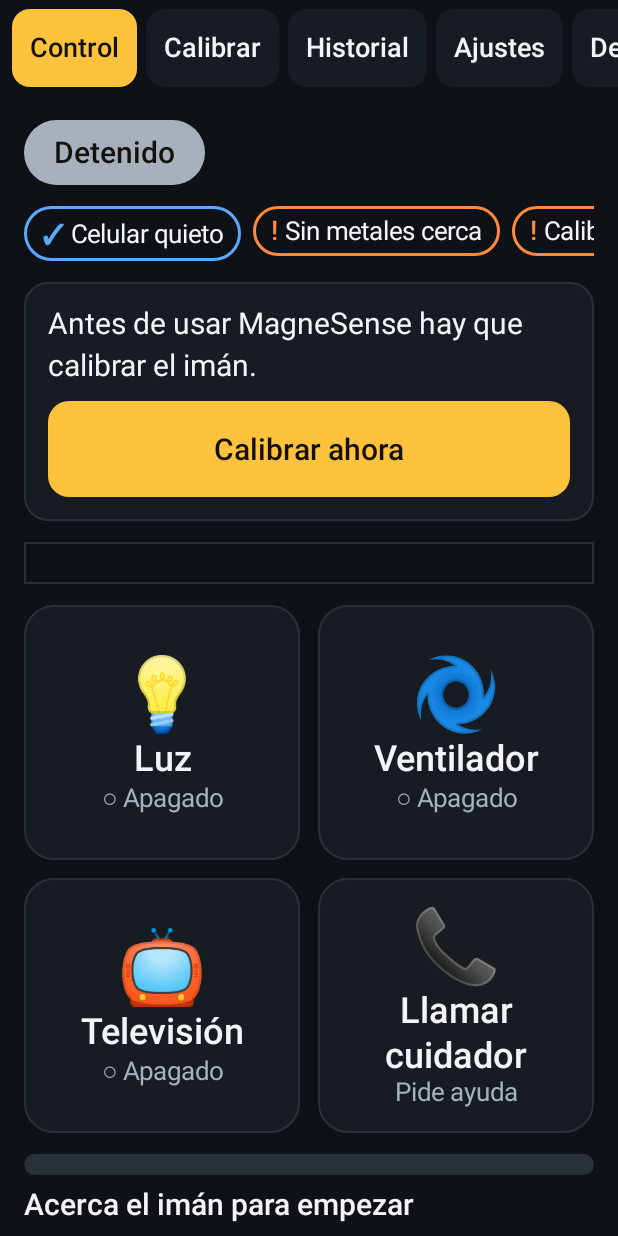
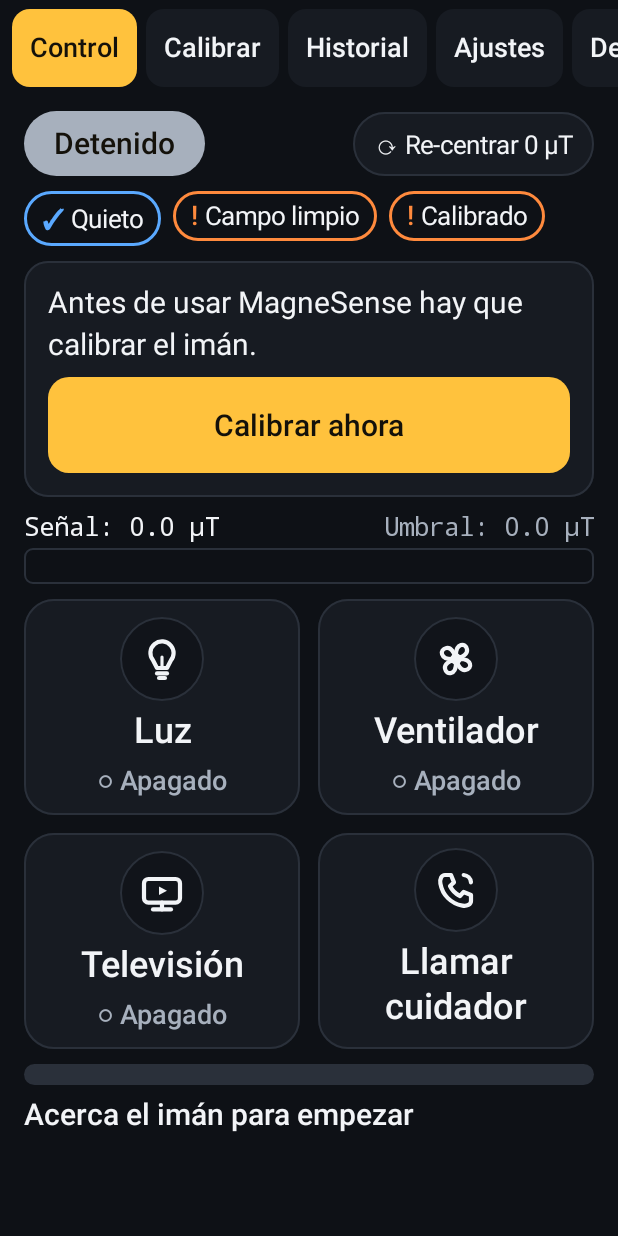
Before and after one commit to platanus-hack/platanus-hack-26-cl-team-26, an Android app built with Jetpack Compose: the screen it shows after launch (MainActivity), on a phone screen of 412 x 824 dp. Run offline under Robolectric (Android 15) with nearby library versions, the phone set to English and light mode, and no system bars; 4 statements that could not run were skipped.

Commit message:
changed the logos of the app for actual logos

```diff
--- a/android/app/src/main/java/cl/magnesense/actions/Device.kt
+++ b/android/app/src/main/java/cl/magnesense/actions/Device.kt
@@ -28,13 +28,13 @@ data class Device(
 
     companion object {
         val DEFAULTS = listOf(
-            Device("luz", "Luz", "💡"),
-            Device("ventilador", "Ventilador", "🌀"),
-            Device("tv", "Televisión", "📺"),
-            Device("cuidador", "Llamar cuidador", "📞", DeviceKind.CAREGIVER),
+            Device("luz", "Luz", "bulb"),
+            Device("ventilador", "Ventilador", "fan"),
+            Device("tv", "Televisión", "tv"),
+            Device("cuidador", "Llamar cuidador", "phone", DeviceKind.CAREGIVER),
         )
 
-        /** Iconos para elegir en ajustes. */
-        val ICONS = listOf("💡", "🌀", "📺", "📞", "🔌", "🛏️", "🎵", "🚪", "🔔", "❄️", "🔥", "📻")
+        /** Claves de iconos vectoriales para elegir en ajustes. */
+        val ICONS = listOf("bulb", "fan", "tv", "phone", "plug", "bed", "music", "door", "bell", "ac", "heater", "radio")
     }
 }
--- a/android/app/src/main/java/cl/magnesense/ui/components/Components.kt
+++ b/android/app/src/main/java/cl/magnesense/ui/components/Components.kt
@@ -112,23 +112,47 @@ fun ScreenColumn(modifier: Modifier = Modifier, content: @Composable () -> Unit)
     Column(modifier.fillMaxWidth().padding(16.dp), verticalArrangement = Arrangement.spacedBy(12.dp)) { content() }
 }
 
-/** Barra simple de la senal actual, para que el cuidador vea que el iman se detecta. */
+/** Barra de la senal actual con lectura en µT y umbral visible para el jurado y el cuidador. */
 @Composable
 fun SignalMeter(signal: Double, marker: Double, modifier: Modifier = Modifier) {
-    val scale = max(marker * 2, signal) * 1.1
-    Box(modifier.fillMaxWidth().height(28.dp).background(Palette.Background).border(1.dp, Palette.Border)) {
+    val scale = max(marker * 2, signal).coerceAtLeast(1.0) * 1.1
+    val above = marker > 0 && signal >= marker
+    val barColor = if (above) Palette.Highlight else Palette.Ok
+    Column(modifier.fillMaxWidth(), verticalArrangement = Arrangement.spacedBy(4.dp)) {
+        Row(Modifier.fillMaxWidth(), horizontalArrangement = Arrangement.SpaceBetween) {
+            Text(
+                "Señal: %.1f µT".format(java.util.Locale.US, signal),
+                color = if (above) Palette.Highlight else Palette.Text,
+                style = MaterialTheme.typography.bodyMedium,
+                fontFamily = FontFamily.Monospace,
+            )
+            Text(
+                "Umbral: %.1f µT".format(java.util.Locale.US, marker),
+                color = Palette.Muted,
+                style = MaterialTheme.typography.bodyMedium,
+                fontFamily = FontFamily.Monospace,
+            )
+        }
+        Box(
+            Modifier
+                .fillMaxWidth()
+                .height(24.dp)
+                .background(Palette.Background, RoundedCornerShape(6.dp))
+                .border(1.dp, if (above) Palette.Highlight else Palette.Border, RoundedCornerShape(6.dp)),
+        ) {
             Box(
                 Modifier
                     .fillMaxWidth((signal / scale).toFloat().coerceIn(0f, 1f))
-                .height(28.dp)
-                .background(Palette.Ok),
+                    .height(24.dp)
+                    .background(barColor, RoundedCornerShape(6.dp)),
             )
             Box(
                 Modifier
                     .fillMaxWidth((marker / scale).toFloat().coerceIn(0f, 1f))
-                .height(28.dp),
+                    .height(24.dp),
                 contentAlignment = Alignment.CenterEnd,
-        ) { Box(Modifier.size(width = 4.dp, height = 28.dp).background(Palette.Highlight)) }
+            ) { Box(Modifier.size(width = 4.dp, height = 24.dp).background(Palette.Highlight)) }
+        }
     }
 }
 
--- /dev/null
+++ b/android/app/src/main/java/cl/magnesense/ui/components/DeviceIcons.kt
@@ -0,0 +1,336 @@
+package cl.magnesense.ui.components
+
+import androidx.compose.foundation.Canvas
+import androidx.compose.foundation.background
+import androidx.compose.foundation.border
+import androidx.compose.foundation.layout.Box
+import androidx.compose.foundation.layout.size
+import androidx.compose.foundation.shape.CircleShape
+import androidx.compose.runtime.Composable
+import androidx.compose.ui.Alignment
+import androidx.compose.ui.Modifier
+import androidx.compose.ui.geometry.CornerRadius
+import androidx.compose.ui.geometry.Offset
+import androidx.compose.ui.geometry.Rect
+import androidx.compose.ui.geometry.Size
+import androidx.compose.ui.graphics.Color
+import androidx.compose.ui.graphics.Path
+import androidx.compose.ui.graphics.StrokeCap
+import androidx.compose.ui.graphics.StrokeJoin
+import androidx.compose.ui.graphics.drawscope.DrawScope
+import androidx.compose.ui.graphics.drawscope.Stroke
+import androidx.compose.ui.graphics.drawscope.rotate
+import androidx.compose.ui.unit.Dp
+import androidx.compose.ui.unit.dp
+import cl.magnesense.ui.theme.Palette
+
+/**
+ * Iconografia vectorial propia (sin emojis) de alto contraste para dispositivos y estados.
+ * Acepta tanto claves semanticas ("bulb", "fan", "tv", "phone"...) como los emojis antiguos
+ * ("💡", "🌀", "📺", "📞"...) para mantener compatibilidad con ajustes ya guardados.
+ */
+object DeviceIconCatalog {
+    val ALL = listOf(
+        "bulb",
+        "fan",
+        "tv",
+        "phone",
+        "plug",
+        "bed",
+        "music",
+        "door",
+        "bell",
+        "ac",
+        "heater",
+        "radio",
+    )
+
+    fun normalize(raw: String): String = when (raw.trim()) {
+        "💡", "bulb", "light" -> "bulb"
+        "🌀", "fan" -> "fan"
+        "📺", "tv" -> "tv"
+        "📞", "phone", "caregiver" -> "phone"
+        "🔌", "plug" -> "plug"
+        "🛏️", "🛏", "bed" -> "bed"
+        "🎵", "music" -> "music"
+        "🚪", "door" -> "door"
+        "🔔", "bell" -> "bell"
+        "❄️", "❄", "ac", "cold" -> "ac"
+        "🔥", "heater", "fire" -> "heater"
+        "📻", "radio" -> "radio"
+        else -> "plug"
+    }
+}
+
+/** Medallon circular con el icono vectorial del dispositivo, pensado para leerse a 2 m. */
+@Composable
+fun DeviceBadgeIcon(
+    icon: String,
+    on: Boolean,
+    highlighted: Boolean,
+    modifier: Modifier = Modifier,
+    badgeSize: Dp = 56.dp,
+    iconSize: Dp = 32.dp,
+) {
+    val bg = when {
+        highlighted -> Palette.OnHighlight.copy(alpha = 0.14f)
+        on -> Palette.Ok.copy(alpha = 0.18f)
+        else -> Palette.Background.copy(alpha = 0.65f)
+    }
+    val border = when {
+        highlighted -> Palette.OnHighlight.copy(alpha = 0.35f)
+        on -> Palette.Ok
+        else -> Palette.Border
+    }
+    val tint = when {
+        highlighted -> Palette.OnHighlight
+        on -> Palette.Ok
+        else -> Palette.Text
+    }
+    Box(
+        modifier
+            .size(badgeSize)
+            .background(bg, CircleShape)
+            .border(if (on || highlighted) 2.dp else 1.dp, border, CircleShape),
+        contentAlignment = Alignment.Center,
+    ) {
+        DeviceVectorIcon(icon = icon, tint = tint, size = iconSize)
+    }
+}
+
+/** Dibuja un icono vectorial limpio sobre una grilla normalizada de 24x24. */
+@Composable
+fun DeviceVectorIcon(
+    icon: String,
+    tint: Color,
+    modifier: Modifier = Modifier,
+    size: Dp = 28.dp,
+) {
+    val key = DeviceIconCatalog.normalize(icon)
+    Canvas(modifier.size(size)) {
+        val s = this.size.minDimension / 24f
+        val stroke = Stroke(
+            width = 2.1f * s,
+            cap = StrokeCap.Round,
+            join = StrokeJoin.Round,
+        )
+        when (key) {
+            "bulb" -> drawBulb(s, tint, stroke)
+            "fan" -> drawFan(s, tint, stroke)
+            "tv" -> drawTv(s, tint, stroke)
+            "phone" -> drawPhone(s, tint, stroke)
+            "plug" -> drawPlug(s, tint, stroke)
+            "bed" -> drawBed(s, tint, stroke)
+            "music" -> drawMusic(s, tint, stroke)
+            "door" -> drawDoor(s, tint, stroke)
+            "bell" -> drawBell(s, tint, stroke)
+            "ac" -> drawSnowflake(s, tint, stroke)
+            "heater" -> drawFlame(s, tint, stroke)
+            "radio" -> drawRadio(s, tint, stroke)
+            else -> drawPlug(s, tint, stroke)
+        }
+    }
+}
+
+private fun DrawScope.drawBulb(s: Float, color: Color, stroke: Stroke) {
+    val p = Path().apply {
+        addArc(Rect(6.2f * s, 3.2f * s, 17.8f * s, 14.8f * s), 140f, 260f)
+        lineTo(14.5f * s, 16.5f * s)
+        lineTo(9.5f * s, 16.5f * s)
+        close()
+    }
+    drawPath(p, color, style = stroke)
+    drawLine(color, Offset(9.5f * s, 19.2f * s), Offset(14.5f * s, 19.2f * s), stroke.width, StrokeCap.Round)
+    drawLine(color, Offset(10.5f * s, 21.5f * s), Offset(13.5f * s, 21.5f * s), stroke.width, StrokeCap.Round)
+    // Filamento interior
+    drawLine(color, Offset(12f * s, 11f * s), Offset(12f * s, 16f * s), stroke.width * 0.75f, StrokeCap.Round)
+}
+
+private fun DrawScope.drawFan(s: Float, color: Color, stroke: Stroke) {
+    val center = Offset(12f * s, 12f * s)
+    for (angle in listOf(0f, 90f, 180f, 270f)) {
+        rotate(angle, center) {
+            val blade = Path().apply {
+                moveTo(12f * s, 9.8f * s)
+                cubicTo(12f * s, 4.2f * s, 16.8f * s, 3.5f * s, 17.5f * s, 7.2f * s)
+                cubicTo(18.0f * s, 9.6f * s, 14.8f * s, 11.2f * s, 13.8f * s, 11.2f * s)
+                close()
+            }
+            drawPath(blade, color, style = stroke)
+        }
+    }
+    drawCircle(color, radius = 2.1f * s, center = center)
+}
+
+private fun DrawScope.drawTv(s: Float, color: Color, stroke: Stroke) {
+    drawRoundRect(
+        color = color,
+        topLeft = Offset(3f * s, 5f * s),
+        size = Size(18f * s, 11.8f * s),
+        cornerRadius = CornerRadius(2.2f * s, 2.2f * s),
+        style = stroke,
+    )
+    drawLine(color, Offset(12f * s, 16.8f * s), Offset(12f * s, 20.2f * s), stroke.width, StrokeCap.Round)
+    drawLine(color, Offset(7.5f * s, 20.2f * s), Offset(16.5f * s, 20.2f * s), stroke.width, StrokeCap.Round)
+    // Triangulo de play sutil adentro
+    val play = Path().apply {
+        moveTo(10.5f * s, 8.8f * s)
+        lineTo(14.5f * s, 10.9f * s)
+        lineTo(10.5f * s, 13.0f * s)
+        close()
+    }
+    drawPath(play, color)
+}
+
+private fun DrawScope.drawPhone(s: Float, color: Color, stroke: Stroke) {
+    val handset = Path().apply {
+        moveTo(6.5f * s, 4.5f * s)
+        lineTo(9.5f * s, 4.5f * s)
+        lineTo(11.0f * s, 8.2f * s)
+        lineTo(9.0f * s, 10.0f * s)
+        cubicTo(10.2f * s, 12.5f * s, 11.5f * s, 13.8f * s, 14.0f * s, 15.0f * s)
+        lineTo(15.8f * s, 13.0f * s)
+        lineTo(19.5f * s, 14.5f * s)
+        lineTo(19.5f * s, 17.5f * s)
+        cubicTo(19.5f * s, 19.2f * s, 17.5f * s, 20.2f * s, 15.2f * s, 19.8f * s)
+        cubicTo(9.5f * s, 18.8f * s, 5.2f * s, 14.5f * s, 4.2f * s, 8.8f * s)
+        cubicTo(3.8f * s, 6.5f * s, 4.8f * s, 4.5f * s, 6.5f * s, 4.5f * s)
+        close()
+    }
+    drawPath(handset, color, style = stroke)
+    // Ondas de llamada activa arriba a la derecha
+    drawArc(
+        color = color,
+        startAngle = -85f,
+        sweepAngle = 80f,
+        useCenter = false,
+        topLeft = Offset(11.5f * s, 4.5f * s),
+        size = Size(8f * s, 8f * s),
+        style = stroke,
+    )
+}
+
+private fun DrawScope.drawPlug(s: Float, color: Color, stroke: Stroke) {
+    drawLine(color, Offset(9.5f * s, 4f * s), Offset(9.5f * s, 8.5f * s), stroke.width, StrokeCap.Round)
+    drawLine(color, Offset(14.5f * s, 4f * s), Offset(14.5f * s, 8.5f * s), stroke.width, StrokeCap.Round)
+    val body = Path().apply {
+        moveTo(7f * s, 8.5f * s)
+        lineTo(17f * s, 8.5f * s)
+        lineTo(17f * s, 12.5f * s)
+        cubicTo(17f * s, 15.5f * s, 14.5f * s, 16.8f * s, 12f * s, 16.8f * s)
+        cubicTo(9.5f * s, 16.8f * s, 7f * s, 15.5f * s, 7f * s, 12.5f * s)
+        close()
+    }
+    drawPath(body, color, style = stroke)
+    drawLine(color, Offset(12f * s, 16.8f * s), Offset(12f * s, 21f * s), stroke.width, StrokeCap.Round)
+}
+
+private fun DrawScope.drawBed(s: Float, color: Color, stroke: Stroke) {
+    drawLine(color, Offset(3f * s, 6.5f * s), Offset(3f * s, 19.5f * s), stroke.width, StrokeCap.Round)
+    drawLine(color, Offset(21f * s, 12f * s), Offset(21f * s, 19.5f * s), stroke.width, StrokeCap.Round)
+    drawLine(color, Offset(3f * s, 15.5f * s), Offset(21f * s, 15.5f * s), stroke.width, StrokeCap.Round)
+    drawRoundRect(
+        color = color,
+        topLeft = Offset(5.5f * s, 10.8f * s),
+        size = Size(5.5f * s, 4.7f * s),
+        cornerRadius = CornerRadius(1.4f * s, 1.4f * s),
+        style = stroke,
+    )
+    drawRoundRect(
+        color = color,
+        topLeft = Offset(11.2f * s, 12.0f * s),
+        size = Size(9.8f * s, 3.5f * s),
+        cornerRadius = CornerRadius(1.4f * s, 1.4f * s),
+        style = stroke,
+    )
+}
+
+private fun DrawScope.drawMusic(s: Float, color: Color, stroke: Stroke) {
+    drawLine(color, Offset(9.5f * s, 17.5f * s), Offset(9.5f * s, 6.2f * s), stroke.width, StrokeCap.Round)
+    drawLine(color, Offset(18.5f * s, 15.8f * s), Offset(18.5f * s, 4.5f * s), stroke.width, StrokeCap.Round)
+    drawLine(color, Offset(9.5f * s, 6.2f * s), Offset(18.5f * s, 4.5f * s), stroke.width * 1.2f, StrokeCap.Round)
+    drawCircle(color, radius = 2.6f * s, center = Offset(7.4f * s, 17.8f * s), style = stroke)
+    drawCircle(color, radius = 2.6f * s, center = Offset(16.4f * s, 16.0f * s), style = stroke)
+}
+
+private fun DrawScope.drawDoor(s: Float, color: Color, stroke: Stroke) {
+    drawRoundRect(
+        color = color,
+        topLeft = Offset(6f * s, 3.5f * s),
+        size = Size(12f * s, 17f * s),
+        cornerRadius = CornerRadius(1.5f * s, 1.5f * s),
+        style = stroke,
+    )
+    drawLine(color, Offset(4f * s, 20.5f * s), Offset(20f * s, 20.5f * s), stroke.width, StrokeCap.Round)
+    drawCircle(color, radius = 1.2f * s, center = Offset(14.8f * s, 12f * s))
+}
+
+private fun DrawScope.drawBell(s: Float, color: Color, stroke: Stroke) {
+    val bell = Path().apply {
+        moveTo(12f * s, 4f * s)
+        cubicTo(8f * s, 4f * s, 6.5f * s, 7f * s, 6.5f * s, 11.5f * s)
+        lineTo(5f * s, 16.5f * s)
+        lineTo(19f * s, 16.5f * s)
+        lineTo(17.5f * s, 11.5f * s)
+        cubicTo(17.5f * s, 7f * s, 16f * s, 4f * s, 12f * s, 4f * s)
+        close()
+    }
+    drawPath(bell, color, style = stroke)
+    drawArc(
+        color = color,
+        startAngle = 15f,
+        sweepAngle = 150f,
+        useCenter = false,
+        topLeft = Offset(9.8f * s, 17.2f * s),
+        size = Size(4.4f * s, 3.8f * s),
+        style = stroke,
+    )
+}
+
+private fun DrawScope.drawSnowflake(s: Float, color: Color, stroke: Stroke) {
+    val center = Offset(12f * s, 12f * s)
+    for (angle in listOf(0f, 60f, 120f)) {
+        rotate(angle, center) {
+            drawLine(color, Offset(12f * s, 3.8f * s), Offset(12f * s, 20.2f * s), stroke.width, StrokeCap.Round)
+            drawLine(color, Offset(12f * s, 6.5f * s), Offset(9.8f * s, 4.8f * s), stroke.width * 0.85f, StrokeCap.Round)
+            drawLine(color, Offset(12f * s, 6.5f * s), Offset(14.2f * s, 4.8f * s), stroke.width * 0.85f, StrokeCap.Round)
+            drawLine(color, Offset(12f * s, 17.5f * s), Offset(9.8f * s, 19.2f * s), stroke.width * 0.85f, StrokeCap.Round)
+            drawLine(color, Offset(12f * s, 17.5f * s), Offset(14.2f * s, 19.2f * s), stroke.width * 0.85f, StrokeCap.Round)
+        }
+    }
+}
+
+private fun DrawScope.drawFlame(s: Float, color: Color, stroke: Stroke) {
+    val flame = Path().apply {
+        moveTo(12f * s, 3.5f * s)
+        cubicTo(15.5f * s, 7.5f * s, 18.5f * s, 10.5f * s, 18.5f * s, 14.5f * s)
+        cubicTo(18.5f * s, 18.2f * s, 15.6f * s, 20.5f * s, 12f * s, 20.5f * s)
+        cubicTo(8.4f * s, 20.5f * s, 5.5f * s, 18.2f * s, 5.5f * s, 14.5f * s)
+        cubicTo(5.5f * s, 10.5f * s, 8.5f * s, 7.5f * s, 12f * s, 3.5f * s)
+        close()
+    }
+    drawPath(flame, color, style = stroke)
+    val inner = Path().apply {
+        moveTo(12f * s, 11.5f * s)
+        cubicTo(13.8f * s, 13.5f * s, 14.6f * s, 14.8f * s, 14.6f * s, 16.5f * s)
+        cubicTo(14.6f * s, 18.0f * s, 13.4f * s, 19.0f * s, 12f * s, 19.0f * s)
+        cubicTo(10.6f * s, 19.0f * s, 9.4f * s, 18.0f * s, 9.4f * s, 16.5f * s)
+        cubicTo(9.4f * s, 14.8f * s, 10.2f * s, 13.5f * s, 12f * s, 11.5f * s)
+        close()
+    }
+    drawPath(inner, color)
+}
+
+private fun DrawScope.drawRadio(s: Float, color: Color, stroke: Stroke) {
+    drawLine(color, Offset(6f * s, 8.5f * s), Offset(17.5f * s, 4f * s), stroke.width, StrokeCap.Round)
+    drawRoundRect(
+        color = color,
+        topLeft = Offset(3.5f * s, 8.5f * s),
+        size = Size(17f * s, 11.5f * s),
+        cornerRadius = CornerRadius(2.2f * s, 2.2f * s),
+        style = stroke,
+    )
+    drawCircle(color, radius = 2.6f * s, center = Offset(8.5f * s, 14.2f * s), style = stroke)
+    drawLine(color, Offset(13.8f * s, 12.5f * s), Offset(17.8f * s, 12.5f * s), stroke.width, StrokeCap.Round)
+    drawLine(color, Offset(13.8f * s, 16.0f * s), Offset(17.8f * s, 16.0f * s), stroke.width, StrokeCap.Round)
+}
--- a/android/app/src/main/java/cl/magnesense/ui/control/ControlScreen.kt
+++ b/android/app/src/main/java/cl/magnesense/ui/control/ControlScreen.kt
@@ -39,6 +39,7 @@ import cl.magnesense.sensor.SensorHub
 import cl.magnesense.sensor.SensorSnapshot
 import cl.magnesense.ui.components.BigButton
 import cl.magnesense.ui.components.ConditionChip
+import cl.magnesense.ui.components.DeviceBadgeIcon
 import cl.magnesense.ui.components.Panel
 import cl.magnesense.ui.components.SignalMeter
 import cl.magnesense.ui.components.StatusPill
@@ -59,13 +60,13 @@ fun ControlScreen(engine: Engine, access: AccessController, onCalibrate: () -> U
 
     KeepScreenOn()
     Column(
-        Modifier.verticalScroll(rememberScrollState()).padding(16.dp),
-        verticalArrangement = Arrangement.spacedBy(14.dp),
+        Modifier.verticalScroll(rememberScrollState()).padding(horizontal = 16.dp, vertical = 10.dp),
+        verticalArrangement = Arrangement.spacedBy(10.dp),
     ) {
-        StatusHeader(d, scan, sensors)
+        StatusHeader(d, scan, sensors, onRecenter = engine.detector::recenterBaseline)
         if (d.state == DetectorState.UNCALIBRATED) {
             Panel {
-                Column(verticalArrangement = Arrangement.spacedBy(12.dp)) {
+                Column(verticalArrangement = Arrangement.spacedBy(10.dp)) {
                     Text("Antes de usar MagneSense hay que calibrar el imán.", style = MaterialTheme.typography.bodyLarge, color = Palette.Text)
                     BigButton("Calibrar ahora", onCalibrate, Modifier.fillMaxWidth())
                 }
@@ -77,12 +78,16 @@ fun ControlScreen(engine: Engine, access: AccessController, onCalibrate: () -> U
         ScanProgress(scan)
         last?.let {
             Panel {
-                Column {
-                    Text("Última acción", style = MaterialTheme.typography.bodyMedium, color = Palette.Muted)
+                Row(
+                    Modifier.fillMaxWidth(),
+                    horizontalArrangement = Arrangement.SpaceBetween,
+                    verticalAlignment = Alignment.CenterVertically,
+                ) {
+                    Text("Última acción:", style = MaterialTheme.typography.bodyMedium, color = Palette.Muted)
                     Text(
                         (if (it.ok) "✓ " else "! ") + it.message,
-                        style = MaterialTheme.typography.titleLarge,
-                        color = if (it.ok) Palette.Text else Palette.WarningSoft,
+                        style = MaterialTheme.typography.titleMedium,
+                        color = if (it.ok) Palette.Highlight else Palette.WarningSoft,
                     )
                 }
             }
@@ -91,7 +96,7 @@ fun ControlScreen(engine: Engine, access: AccessController, onCalibrate: () -> U
 }
 
 @Composable
-private fun StatusHeader(d: DetectorStatus, scan: ScanState, sensors: SensorSnapshot) {
+private fun StatusHeader(d: DetectorStatus, scan: ScanState, sensors: SensorSnapshot, onRecenter: () -> Unit) {
     val (text, color) = when {
         !sensors.running -> "Detenido" to Palette.Muted
         d.state == DetectorState.PAUSED -> "En pausa" to Palette.Warning
@@ -100,14 +105,30 @@ private fun StatusHeader(d: DetectorStatus, scan: ScanState, sensors: SensorSnap
         scan.mode == ScanMode.SCANNING -> "Escaneando" to Palette.Highlight
         else -> "Escuchando" to Palette.Ok
     }
-    StatusPill(text, color)
+    Row(
+        Modifier.fillMaxWidth(),
+        horizontalArrangement = Arrangement.SpaceBetween,
+        verticalAlignment = Alignment.CenterVertically,
+    ) {
+        StatusPill(text, color)
+        Row(
+            Modifier
+                .background(Palette.Surface, RoundedCornerShape(50))
+                .border(1.dp, Palette.Border, RoundedCornerShape(50))
+                .clickable(onClick = onRecenter)
+                .padding(horizontal = 14.dp, vertical = 10.dp),
+            verticalAlignment = Alignment.CenterVertically,
+        ) {
+            Text("⟳ Re-centrar 0 µT", color = Palette.Text, style = MaterialTheme.typography.bodyMedium)
+        }
+    }
     Row(
         Modifier.fillMaxWidth().horizontalScroll(rememberScrollState()),
         horizontalArrangement = Arrangement.spacedBy(8.dp),
     ) {
-        ConditionChip("Celular quieto", d.gyroOk)
+        ConditionChip("Quieto", d.gyroOk)
         ConditionChip(
-            if (d.saturated) "Imán demasiado cerca" else "Sin metales cerca",
+            if (d.saturated) "Saturado" else "Campo limpio",
             !d.saturated && sensors.earthField in EARTH_FIELD_RANGE,
         )
         ConditionChip("Calibrado", d.isCalibrated)
@@ -142,25 +163,45 @@ private fun DeviceGrid(
 @Composable
 private fun DeviceTile(device: Device, on: Boolean, highlighted: Boolean, onTap: () -> Unit, modifier: Modifier) {
     val shape = RoundedCornerShape(20.dp)
+    val bgColor = when {
+        highlighted -> Palette.Highlight
+        on -> androidx.compose.ui.graphics.Color(0xFF1D283A)
+        else -> Palette.Surface
+    }
+    val borderColor = when {
+        highlighted -> Palette.Text
+        on -> Palette.Ok
+        else -> Palette.Border
+    }
+    val borderWidth = when {
+        highlighted -> 5.dp
+        on -> 3.dp
+        else -> 1.dp
+    }
     val textColor = if (highlighted) Palette.OnHighlight else Palette.Text
+    val stateColor = when {
+        highlighted -> Palette.OnHighlight
+        on -> Palette.Ok
+        else -> Palette.Muted
+    }
     Column(
         modifier
-            .height(170.dp)
-            .background(if (highlighted) Palette.Highlight else Palette.Surface, shape)
-            .border(if (highlighted) 5.dp else 1.dp, if (highlighted) Palette.Text else Palette.Border, shape)
+            .height(144.dp)
+            .background(bgColor, shape)
+            .border(borderWidth, borderColor, shape)
             .clickable(onClick = onTap)
-            .padding(12.dp),
+            .padding(10.dp),
         horizontalAlignment = Alignment.CenterHorizontally,
-        verticalArrangement = Arrangement.Center,
+        verticalArrangement = Arrangement.spacedBy(6.dp, Alignment.CenterVertically),
     ) {
-        Text(device.icon, fontSize = 48.sp)
+        DeviceBadgeIcon(icon = device.icon, on = on, highlighted = highlighted)
         Text(device.name, style = MaterialTheme.typography.titleLarge, color = textColor, textAlign = TextAlign.Center)
         val state = when {
             device.isCaregiver -> "Pide ayuda"
-            on -> "● Encendido"
+            on -> "● ENCENDIDO"
             else -> "○ Apagado"
         }
-        Text(state, style = MaterialTheme.typography.bodyMedium, color = if (highlighted) Palette.OnHighlight else Palette.Muted)
+        Text(state, style = MaterialTheme.typography.labelLarge, color = stateColor)
     }
 }
 
```
Also changed, not shown: android/app/src/main/java/cl/magnesense/actions/DeviceActions.kt (+19 -1 lines), android/app/src/main/java/cl/magnesense/detector/Detector.kt (+26 -3 lines), android/app/src/main/java/cl/magnesense/ui/settings/SettingsScreen.kt (+12 -3 lines), 1 other file. Lines whose indentation alone changed are shown as unchanged.
